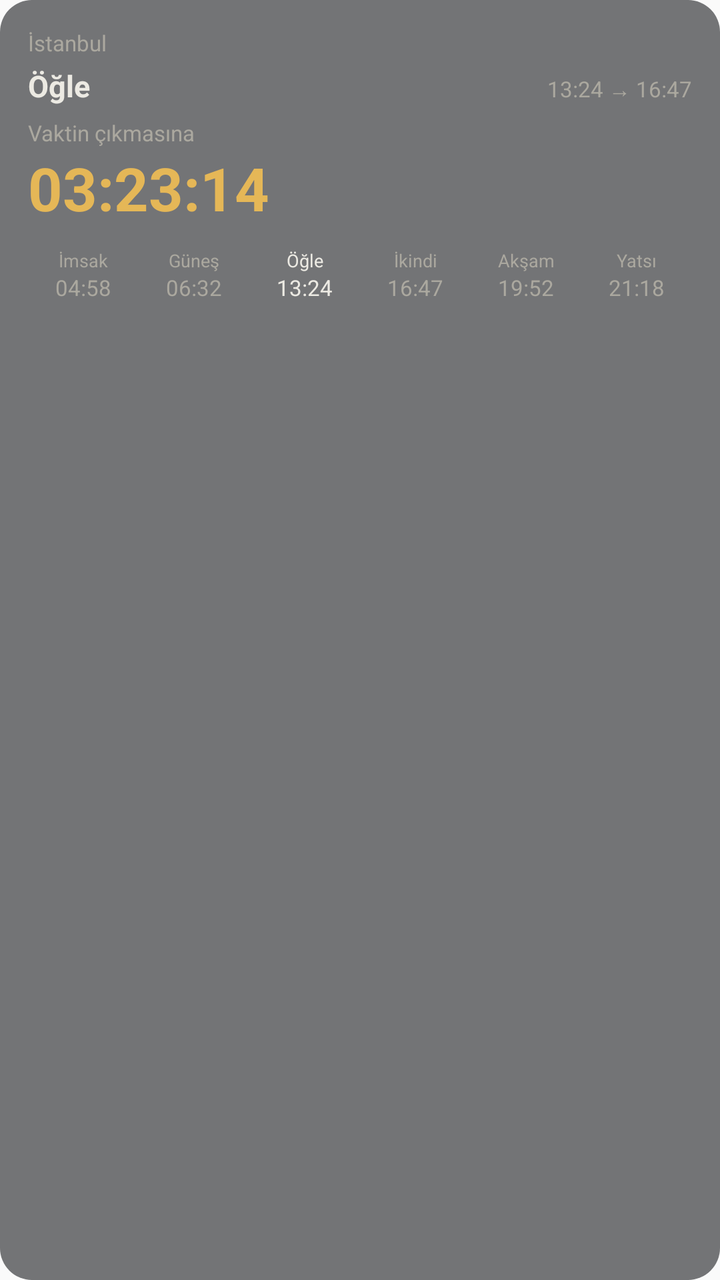
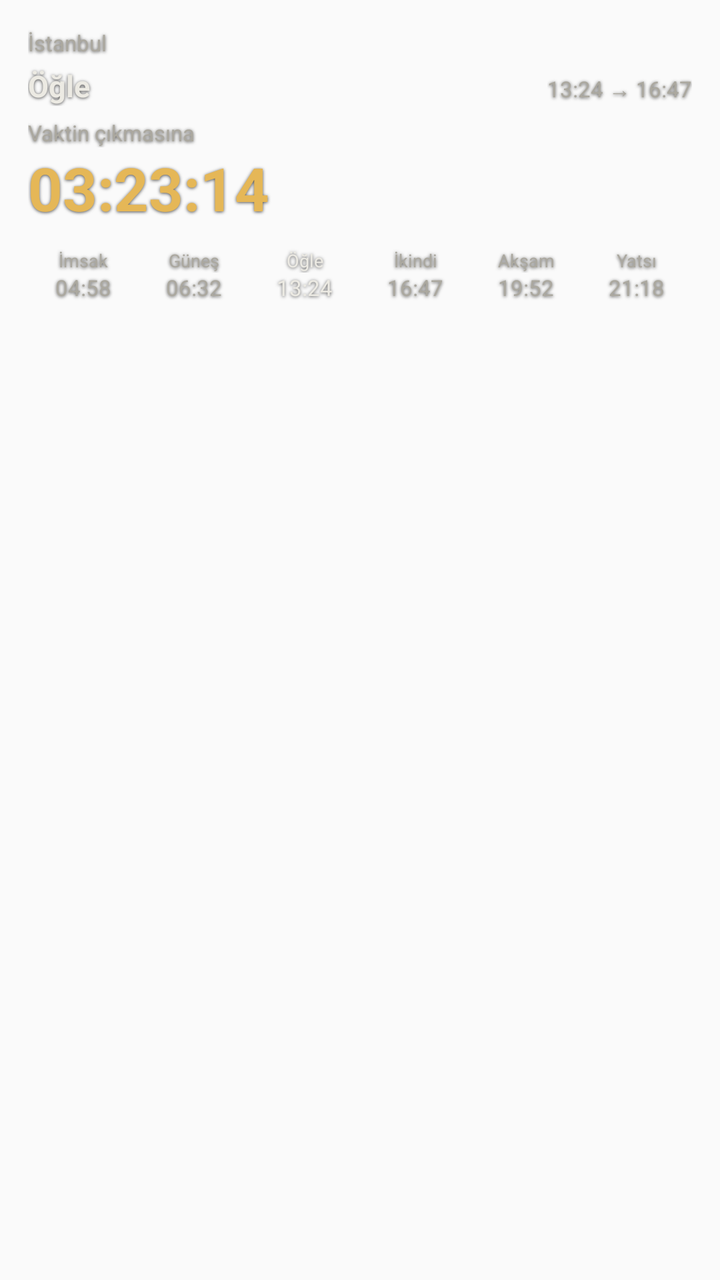

Two renders of the same Android screen: before a commit and after it. Below are the layout's source before the change and the commit's diff.
<!-- AndroidManifest.xml: application theme AppTheme -->
<!-- res/layout/vakit_widget_preview.xml -->
<?xml version="1.0" encoding="utf-8"?>
<LinearLayout xmlns:android="http://schemas.android.com/apk/res/android"
    android:layout_width="match_parent"
    android:layout_height="match_parent"
    android:orientation="vertical"
    android:background="@drawable/widget_background"
    android:padding="14dp">

    <TextView
        android:layout_width="match_parent"
        android:layout_height="wrap_content"
        android:text="@string/widget_preview_location"
        android:textColor="@color/widget_text_secondary"
        android:textSize="11sp"
        android:maxLines="1"
        android:ellipsize="end" />

    <LinearLayout
        android:layout_width="match_parent"
        android:layout_height="wrap_content"
        android:layout_marginTop="4dp"
        android:orientation="horizontal">

        <TextView
            android:layout_width="0dp"
            android:layout_height="wrap_content"
            android:layout_weight="1"
            android:text="@string/widget_preview_active_prayer_name"
            android:textColor="@color/widget_text_primary"
            android:textSize="15sp"
            android:textStyle="bold"
            android:maxLines="1"
            android:ellipsize="end" />

        <TextView
            android:layout_width="wrap_content"
            android:layout_height="wrap_content"
            android:text="@string/widget_preview_window_range"
            android:textColor="@color/widget_text_secondary"
            android:textSize="11sp"
            android:maxLines="1"
            android:ellipsize="end" />
    </LinearLayout>

    <TextView
        android:layout_width="match_parent"
        android:layout_height="wrap_content"
        android:layout_marginTop="6dp"
        android:text="@string/widget_countdown_label"
        android:textColor="@color/widget_text_secondary"
        android:textSize="11sp"
        android:maxLines="1"
        android:ellipsize="end" />

    <TextView
        android:layout_width="match_parent"
        android:layout_height="wrap_content"
        android:text="@string/widget_preview_countdown"
        android:textColor="@color/widget_accent"
        android:textSize="30sp"
        android:textStyle="bold"
        android:maxLines="1"
        android:ellipsize="end" />

    <LinearLayout
        android:layout_width="match_parent"
        android:layout_height="wrap_content"
        android:layout_marginTop="10dp"
        android:orientation="horizontal">

        <LinearLayout
            android:layout_width="0dp"
            android:layout_height="wrap_content"
            android:layout_weight="1"
            android:orientation="vertical"
            android:gravity="center">

            <TextView
                android:layout_width="match_parent"
                android:layout_height="wrap_content"
                android:gravity="center"
                android:text="@string/widget_preview_prayer_name_0"
                android:textColor="@color/widget_text_secondary"
                android:textSize="9sp"
                android:maxLines="1"
                android:ellipsize="end" />

            <TextView
                android:layout_width="match_parent"
                android:layout_height="wrap_content"
                android:gravity="center"
                android:text="@string/widget_preview_prayer_time_0"
                android:textColor="@color/widget_text_secondary"
                android:textSize="11sp"
                android:maxLines="1"
                android:ellipsize="end" />
        </LinearLayout>

        <LinearLayout
            android:layout_width="0dp"
            android:layout_height="wrap_content"
            android:layout_weight="1"
            android:orientation="vertical"
            android:gravity="center">

            <TextView
                android:layout_width="match_parent"
                android:layout_height="wrap_content"
                android:gravity="center"
                android:text="@string/widget_preview_prayer_name_1"
                android:textColor="@color/widget_text_secondary"
                android:textSize="9sp"
                android:maxLines="1"
                android:ellipsize="end" />

            <TextView
                android:layout_width="match_parent"
                android:layout_height="wrap_content"
                android:gravity="center"
                android:text="@string/widget_preview_prayer_time_1"
                android:textColor="@color/widget_text_secondary"
                android:textSize="11sp"
                android:maxLines="1"
                android:ellipsize="end" />
        </LinearLayout>

        <LinearLayout
            android:layout_width="0dp"
            android:layout_height="wrap_content"
            android:layout_weight="1"
            android:orientation="vertical"
            android:gravity="center">

            <TextView
                android:layout_width="match_parent"
                android:layout_height="wrap_content"
                android:gravity="center"
                android:text="@string/widget_preview_prayer_name_2"
                android:textColor="@color/widget_text_primary"
                android:textSize="9sp"
                android:maxLines="1"
                android:ellipsize="end" />

            <TextView
                android:layout_width="match_parent"
                android:layout_height="wrap_content"
                android:gravity="center"
                android:text="@string/widget_preview_prayer_time_2"
                android:textColor="@color/widget_text_primary"
                android:textSize="11sp"
                android:maxLines="1"
                android:ellipsize="end" />
        </LinearLayout>

        <LinearLayout
            android:layout_width="0dp"
            android:layout_height="wrap_content"
            android:layout_weight="1"
            android:orientation="vertical"
            android:gravity="center">

            <TextView
                android:layout_width="match_parent"
                android:layout_height="wrap_content"
                android:gravity="center"
                android:text="@string/widget_preview_prayer_name_3"
                android:textColor="@color/widget_text_secondary"
                android:textSize="9sp"
                android:maxLines="1"
                android:ellipsize="end" />

            <TextView
                android:layout_width="match_parent"
                android:layout_height="wrap_content"
                android:gravity="center"
                android:text="@string/widget_preview_prayer_time_3"
                android:textColor="@color/widget_text_secondary"
                android:textSize="11sp"
                android:maxLines="1"
                android:ellipsize="end" />
        </LinearLayout>

        <LinearLayout
            android:layout_width="0dp"
            android:layout_height="wrap_content"
            android:layout_weight="1"
            android:orientation="vertical"
            android:gravity="center">

            <TextView
                android:layout_width="match_parent"
                android:layout_height="wrap_content"
                android:gravity="center"
                android:text="@string/widget_preview_prayer_name_4"
                android:textColor="@color/widget_text_secondary"
                android:textSize="9sp"
                android:maxLines="1"
                android:ellipsize="end" />

            <TextView
                android:layout_width="match_parent"
                android:layout_height="wrap_content"
                android:gravity="center"
                android:text="@string/widget_preview_prayer_time_4"
                android:textColor="@color/widget_text_secondary"
                android:textSize="11sp"
                android:maxLines="1"
                android:ellipsize="end" />
        </LinearLayout>

        <LinearLayout
            android:layout_width="0dp"
            android:layout_height="wrap_content"
            android:layout_weight="1"
            android:orientation="vertical"
            android:gravity="center">

            <TextView
                android:layout_width="match_parent"
                android:layout_height="wrap_content"
                android:gravity="center"
                android:text="@string/widget_preview_prayer_name_5"
                android:textColor="@color/widget_text_secondary"
                android:textSize="9sp"
                android:maxLines="1"
                android:ellipsize="end" />

            <TextView
                android:layout_width="match_parent"
                android:layout_height="wrap_content"
                android:gravity="center"
                android:text="@string/widget_preview_prayer_time_5"
                android:textColor="@color/widget_text_secondary"
                android:textSize="11sp"
                android:maxLines="1"
                android:ellipsize="end" />
        </LinearLayout>
    </LinearLayout>
</LinearLayout>
<!-- resources referenced by this layout -->
<resources>
  <color name="widget_accent">#E5B757</color>
  <color name="widget_text_primary">#ECEAE3</color>
  <color name="widget_text_secondary">#ABA89F</color>
  <!-- drawable widget_background (drawable) -->
  <?xml version="1.0" encoding="utf-8"?>
  <shape xmlns:android="http://schemas.android.com/apk/res/android" android:shape="rectangle">
      <solid android:color="@color/widget_background" />
      <corners android:radius="16dp" />
  </shape>
  <string name="widget_countdown_label">Vaktin çıkmasına</string>
  <string name="widget_preview_active_prayer_name">Öğle</string>
  <string name="widget_preview_countdown">03:23:14</string>
  <string name="widget_preview_location">İstanbul</string>
  <string name="widget_preview_prayer_name_0">İmsak</string>
  <string name="widget_preview_prayer_name_1">Güneş</string>
  <string name="widget_preview_prayer_name_2">Öğle</string>
  <string name="widget_preview_prayer_name_3">İkindi</string>
  <string name="widget_preview_prayer_name_4">Akşam</string>
  <string name="widget_preview_prayer_name_5">Yatsı</string>
  <string name="widget_preview_prayer_time_0">04:58</string>
  <string name="widget_preview_prayer_time_1">06:32</string>
  <string name="widget_preview_prayer_time_2">13:24</string>
  <string name="widget_preview_prayer_time_3">16:47</string>
  <string name="widget_preview_prayer_time_4">19:52</string>
  <string name="widget_preview_prayer_time_5">21:18</string>
  <string name="widget_preview_window_range">13:24 → 16:47</string>
  <style name="AppTheme" parent="Theme.AppCompat.Light.DarkActionBar">
          
          <item name="colorPrimary">@color/colorPrimary</item>
          <item name="colorPrimaryDark">@color/colorPrimaryDark</item>
          <item name="colorAccent">@color/colorAccent</item>
      </style>
  <color name="widget_background">#991A1B1E</color>
</resources>

<!-- the commit's change to res/layout/vakit_widget_preview.xml (unified diff, before → after) -->
@@ -13,7 +13,11 @@
         android:textColor="@color/widget_text_secondary"
         android:textSize="11sp"
         android:maxLines="1"
-        android:ellipsize="end" />
+        android:ellipsize="end"
+        android:shadowColor="#B3000000"
+        android:shadowDx="0"
+        android:shadowDy="1"
+        android:shadowRadius="4" />
 
     <LinearLayout
         android:layout_width="match_parent"
@@ -30,7 +34,11 @@
             android:textSize="15sp"
             android:textStyle="bold"
             android:maxLines="1"
-            android:ellipsize="end" />
+            android:ellipsize="end"
+            android:shadowColor="#B3000000"
+            android:shadowDx="0"
+            android:shadowDy="1"
+            android:shadowRadius="4" />
 
         <TextView
             android:layout_width="wrap_content"
@@ -39,7 +47,11 @@
             android:textColor="@color/widget_text_secondary"
             android:textSize="11sp"
             android:maxLines="1"
-            android:ellipsize="end" />
+            android:ellipsize="end"
+            android:shadowColor="#B3000000"
+            android:shadowDx="0"
+            android:shadowDy="1"
+            android:shadowRadius="4" />
     </LinearLayout>
 
     <TextView
@@ -50,7 +62,11 @@
         android:textColor="@color/widget_text_secondary"
         android:textSize="11sp"
         android:maxLines="1"
-        android:ellipsize="end" />
+        android:ellipsize="end"
+        android:shadowColor="#B3000000"
+        android:shadowDx="0"
+        android:shadowDy="1"
+        android:shadowRadius="4" />
 
     <TextView
         android:layout_width="match_parent"
@@ -60,7 +76,11 @@
         android:textSize="30sp"
         android:textStyle="bold"
         android:maxLines="1"
-        android:ellipsize="end" />
+        android:ellipsize="end"
+        android:shadowColor="#B3000000"
+        android:shadowDx="0"
+        android:shadowDy="1"
+        android:shadowRadius="4" />
 
     <LinearLayout
         android:layout_width="match_parent"
@@ -83,7 +103,11 @@
                 android:textColor="@color/widget_text_secondary"
                 android:textSize="9sp"
                 android:maxLines="1"
-                android:ellipsize="end" />
+                android:ellipsize="end"
+                android:shadowColor="#B3000000"
+                android:shadowDx="0"
+                android:shadowDy="1"
+                android:shadowRadius="4" />
 
             <TextView
                 android:layout_width="match_parent"
@@ -93,7 +117,11 @@
                 android:textColor="@color/widget_text_secondary"
                 android:textSize="11sp"
                 android:maxLines="1"
-                android:ellipsize="end" />
+                android:ellipsize="end"
+                android:shadowColor="#B3000000"
+                android:shadowDx="0"
+                android:shadowDy="1"
+                android:shadowRadius="4" />
         </LinearLayout>
 
         <LinearLayout
@@ -111,7 +139,11 @@
                 android:textColor="@color/widget_text_secondary"
                 android:textSize="9sp"
                 android:maxLines="1"
-                android:ellipsize="end" />
+                android:ellipsize="end"
+                android:shadowColor="#B3000000"
+                android:shadowDx="0"
+                android:shadowDy="1"
+                android:shadowRadius="4" />
 
             <TextView
                 android:layout_width="match_parent"
@@ -121,7 +153,11 @@
                 android:textColor="@color/widget_text_secondary"
                 android:textSize="11sp"
                 android:maxLines="1"
-                android:ellipsize="end" />
+                android:ellipsize="end"
+                android:shadowColor="#B3000000"
+                android:shadowDx="0"
+                android:shadowDy="1"
+                android:shadowRadius="4" />
         </LinearLayout>
 
         <LinearLayout
@@ -139,7 +175,11 @@
                 android:textColor="@color/widget_text_primary"
                 android:textSize="9sp"
                 android:maxLines="1"
-                android:ellipsize="end" />
+                android:ellipsize="end"
+                android:shadowColor="#B3000000"
+                android:shadowDx="0"
+                android:shadowDy="1"
+                android:shadowRadius="4" />
 
             <TextView
                 android:layout_width="match_parent"
@@ -149,7 +189,11 @@
                 android:textColor="@color/widget_text_primary"
                 android:textSize="11sp"
                 android:maxLines="1"
-                android:ellipsize="end" />
+                android:ellipsize="end"
+                android:shadowColor="#B3000000"
+                android:shadowDx="0"
+                android:shadowDy="1"
+                android:shadowRadius="4" />
         </LinearLayout>
 
         <LinearLayout
@@ -167,7 +211,11 @@
                 android:textColor="@color/widget_text_secondary"
                 android:textSize="9sp"
                 android:maxLines="1"
-                android:ellipsize="end" />
+                android:ellipsize="end"
+                android:shadowColor="#B3000000"
+                android:shadowDx="0"
+                android:shadowDy="1"
+                android:shadowRadius="4" />
 
             <TextView
                 android:layout_width="match_parent"
@@ -177,7 +225,11 @@
                 android:textColor="@color/widget_text_secondary"
                 android:textSize="11sp"
                 android:maxLines="1"
-                android:ellipsize="end" />
+                android:ellipsize="end"
+                android:shadowColor="#B3000000"
+                android:shadowDx="0"
+                android:shadowDy="1"
+                android:shadowRadius="4" />
         </LinearLayout>
 
         <LinearLayout
@@ -195,7 +247,11 @@
                 android:textColor="@color/widget_text_secondary"
                 android:textSize="9sp"
                 android:maxLines="1"
-                android:ellipsize="end" />
+                android:ellipsize="end"
+                android:shadowColor="#B3000000"
+                android:shadowDx="0"
+                android:shadowDy="1"
+                android:shadowRadius="4" />
 
             <TextView
                 android:layout_width="match_parent"
@@ -205,7 +261,11 @@
                 android:textColor="@color/widget_text_secondary"
                 android:textSize="11sp"
                 android:maxLines="1"
-                android:ellipsize="end" />
+                android:ellipsize="end"
+                android:shadowColor="#B3000000"
+                android:shadowDx="0"
+                android:shadowDy="1"
+                android:shadowRadius="4" />
         </LinearLayout>
 
         <LinearLayout
@@ -223,7 +283,11 @@
                 android:textColor="@color/widget_text_secondary"
                 android:textSize="9sp"
                 android:maxLines="1"
-                android:ellipsize="end" />
+                android:ellipsize="end"
+                android:shadowColor="#B3000000"
+                android:shadowDx="0"
+                android:shadowDy="1"
+                android:shadowRadius="4" />
 
             <TextView
                 android:layout_width="match_parent"
@@ -233,7 +297,11 @@
                 android:textColor="@color/widget_text_secondary"
                 android:textSize="11sp"
                 android:maxLines="1"
-                android:ellipsize="end" />
+                android:ellipsize="end"
+                android:shadowColor="#B3000000"
+                android:shadowDx="0"
+                android:shadowDy="1"
+                android:shadowRadius="4" />
         </LinearLayout>
     </LinearLayout>
 </LinearLayout>
<!-- resource entries referenced after the edit -->
@@ -32,6 +32,6 @@
           <item name="colorPrimaryDark">@color/colorPrimaryDark</item>
           <item name="colorAccent">@color/colorAccent</item>
       </style>
-  <color name="widget_background">#991A1B1E</color>
+  <color name="widget_background">#001A1B1E</color>
 </resources>
 
